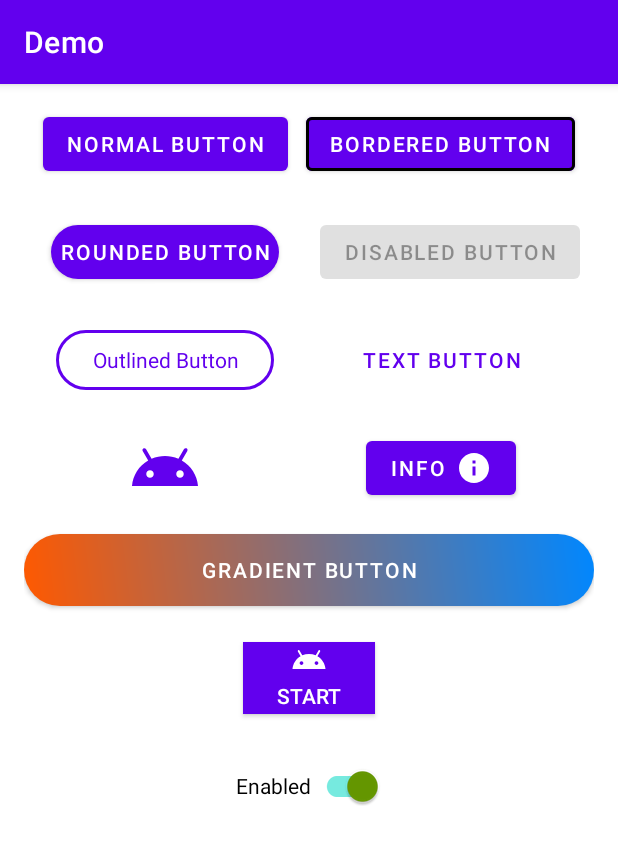
After one commit to Kruna1Pate1/simform-android, an Android app: the fragment ButtonFragment shown on its own in the app's theme, on a phone screen of 412 x 824 dp. The commit adds this screen. Shown: the top 844 px of the screen. Run offline under Robolectric (Android 15) with nearby library versions, the phone set to English and light mode, and no system bars.

Commit message:
Add: UI Components

```diff
--- /dev/null
+++ b/Demo/app/src/main/java/com/krunal/demo/uicomponents/ButtonFragment.kt
@@ -0,0 +1,57 @@
+package com.krunal.demo.uicomponents
+
+import android.os.Bundle
+import android.util.Log
+import android.view.LayoutInflater
+import android.view.View
+import android.view.View.OnClickListener
+import android.view.ViewGroup
+import android.widget.Button
+import android.widget.Toast
+import androidx.core.view.children
+import androidx.fragment.app.Fragment
+import com.google.android.material.button.MaterialButton
+import com.krunal.demo.R
+import com.krunal.demo.databinding.FragmentButtonBinding
+
+class ButtonFragment : Fragment(R.layout.fragment_button), OnClickListener {
+    private lateinit var binding: FragmentButtonBinding
+
+    override fun onCreateView(
+        inflater: LayoutInflater, container: ViewGroup?, savedInstanceState: Bundle?
+    ): View {
+        binding = FragmentButtonBinding.inflate(layoutInflater)
+        return binding.root
+    }
+
+    override fun onViewCreated(view: View, savedInstanceState: Bundle?) {
+        super.onViewCreated(view, savedInstanceState)
+        setupClickListener()
+    }
+
+    override fun onClick(view: View?) {
+        (view as? MaterialButton)?.let {
+            Toast.makeText(requireContext(), "${it.text} clicked", Toast.LENGTH_SHORT).show()
+        }
+    }
+
+    private fun setupClickListener() {
+
+        binding.btnNormal.setOnClickListener(this)
+        binding.btnBordered.setOnClickListener(this)
+        binding.appCompatButton.setOnClickListener(this)
+        binding.btnDisabled.setOnClickListener(this)
+        binding.btnOutlined.setOnClickListener(this)
+        binding.btnText.setOnClickListener(this)
+        binding.imgBtnImage.setOnClickListener(this)
+        binding.btnInfo.setOnClickListener(this)
+        binding.btnGradient.setOnClickListener(this)
+
+        binding.switchEnable.setOnCheckedChangeListener { btn, checked ->
+            binding.root.children
+                .filterNot { it == binding.switchEnable }
+                .forEach { it.isEnabled = checked }
+            btn.text = if (checked) getString(R.string.enabled_switch) else getString(R.string.disabled_switch)
+        }
+    }
+}
--- /dev/null
+++ b/Demo/app/src/main/res/drawable/gradient_button.xml
@@ -0,0 +1,9 @@
+<?xml version="1.0" encoding="utf-8"?>
+<shape xmlns:android="http://schemas.android.com/apk/res/android"
+    android:shape="rectangle">
+    <corners android:radius="40dp" />
+    <gradient
+        android:angle="45"
+        android:endColor="#0087FF"
+        android:startColor="#FF5900" />
+</shape>
--- /dev/null
+++ b/Demo/app/src/main/res/drawable/ic_android.xml
@@ -0,0 +1,5 @@
+<vector android:height="24dp" android:tint="#000000"
+    android:viewportHeight="24" android:viewportWidth="24"
+    android:width="24dp" xmlns:android="http://schemas.android.com/apk/res/android">
+    <path android:fillColor="@android:color/white" android:pathData="M17.6,9.48l1.84,-3.18c0.16,-0.31 0.04,-0.69 -0.26,-0.85c-0.29,-0.15 -0.65,-0.06 -0.83,0.22l-1.88,3.24c-2.86,-1.21 -6.08,-1.21 -8.94,0L5.65,5.67c-0.19,-0.29 -0.58,-0.38 -0.87,-0.2C4.5,5.65 4.41,6.01 4.56,6.3L6.4,9.48C3.3,11.25 1.28,14.44 1,18h22C22.72,14.44 20.7,11.25 17.6,9.48zM7,15.25c-0.69,0 -1.25,-0.56 -1.25,-1.25c0,-0.69 0.56,-1.25 1.25,-1.25S8.25,13.31 8.25,14C8.25,14.69 7.69,15.25 7,15.25zM17,15.25c-0.69,0 -1.25,-0.56 -1.25,-1.25c0,-0.69 0.56,-1.25 1.25,-1.25s1.25,0.56 1.25,1.25C18.25,14.69 17.69,15.25 17,15.25z"/>
+</vector>
--- /dev/null
+++ b/Demo/app/src/main/res/drawable/ic_check.xml
@@ -0,0 +1,5 @@
+<vector android:height="24dp" android:tint="#FFFFFF"
+    android:viewportHeight="24" android:viewportWidth="24"
+    android:width="24dp" xmlns:android="http://schemas.android.com/apk/res/android">
+    <path android:fillColor="@android:color/white" android:pathData="M9,16.17L4.83,12l-1.42,1.41L9,19 21,7l-1.41,-1.41z"/>
+</vector>
--- /dev/null
+++ b/Demo/app/src/main/res/drawable/ic_cross.xml
@@ -0,0 +1,5 @@
+<vector android:height="24dp" android:tint="#FFFFFF"
+    android:viewportHeight="24" android:viewportWidth="24"
+    android:width="24dp" xmlns:android="http://schemas.android.com/apk/res/android">
+    <path android:fillColor="@android:color/white" android:pathData="M19,6.41L17.59,5 12,10.59 6.41,5 5,6.41 10.59,12 5,17.59 6.41,19 12,13.41 17.59,19 19,17.59 13.41,12z"/>
+</vector>
--- /dev/null
+++ b/Demo/app/src/main/res/drawable/ic_info.xml
@@ -0,0 +1,5 @@
+<vector android:height="24dp" android:tint="#000000"
+    android:viewportHeight="24" android:viewportWidth="24"
+    android:width="24dp" xmlns:android="http://schemas.android.com/apk/res/android">
+    <path android:fillColor="@android:color/white" android:pathData="M12,2C6.48,2 2,6.48 2,12s4.48,10 10,10 10,-4.48 10,-10S17.52,2 12,2zM13,17h-2v-6h2v6zM13,9h-2L11,7h2v2z"/>
+</vector>
--- /dev/null
+++ b/Demo/app/src/main/res/layout/fragment_button.xml
@@ -0,0 +1,148 @@
+<?xml version="1.0" encoding="utf-8"?>
+<androidx.constraintlayout.widget.ConstraintLayout xmlns:android="http://schemas.android.com/apk/res/android"
+    xmlns:app="http://schemas.android.com/apk/res-auto"
+    xmlns:tools="http://schemas.android.com/tools"
+    android:id="@+id/btnFragment"
+    android:layout_width="match_parent"
+    android:layout_height="match_parent"
+    android:padding="16dp"
+    tools:context=".uicomponents.ButtonFragment">
+
+    <Button
+        android:id="@+id/btnNormal"
+        android:layout_width="wrap_content"
+        android:layout_height="wrap_content"
+        android:text="@string/btn_normal"
+        app:layout_constraintEnd_toStartOf="@id/btnBordered"
+        app:layout_constraintStart_toStartOf="parent"
+        app:layout_constraintTop_toTopOf="parent" />
+
+    <Button
+        android:id="@+id/btnBordered"
+        android:layout_width="wrap_content"
+        android:layout_height="wrap_content"
+        android:text="@string/btn_bordered"
+        android:textColor="@color/white"
+        app:layout_constraintEnd_toEndOf="parent"
+        app:layout_constraintStart_toEndOf="@+id/btnNormal"
+        app:layout_constraintTop_toTopOf="parent"
+        app:strokeColor="@color/black"
+        app:strokeWidth="2dp" />
+
+    <Button
+        android:id="@+id/appCompatButton"
+        android:layout_width="wrap_content"
+        android:layout_height="wrap_content"
+        android:layout_marginTop="24dp"
+        android:paddingHorizontal="6dp"
+        android:text="@string/rounded_button"
+        android:textColor="@color/white"
+        app:cornerRadius="40dp"
+        app:layout_constraintEnd_toEndOf="@+id/btnNormal"
+        app:layout_constraintStart_toStartOf="@id/btnNormal"
+        app:layout_constraintTop_toBottomOf="@id/btnNormal" />
+
+    <Button
+        android:id="@+id/btnDisabled"
+        android:layout_width="wrap_content"
+        android:layout_height="wrap_content"
+        android:layout_marginTop="24dp"
+        android:enabled="false"
+        android:text="@string/disabled_button"
+        app:layout_constraintEnd_toEndOf="parent"
+        app:layout_constraintStart_toStartOf="@+id/btnBordered"
+        app:layout_constraintTop_toBottomOf="@+id/btnBordered" />
+
+    <Button
+        android:id="@+id/btnOutlined"
+        style="@style/Widget.Material3.Button.OutlinedButton"
+        android:layout_width="wrap_content"
+        android:layout_height="wrap_content"
+        android:layout_marginTop="24dp"
+        android:text="@string/outlined_button"
+        android:textSize="14sp"
+        app:layout_constraintEnd_toEndOf="@+id/btnNormal"
+        app:layout_constraintStart_toStartOf="@+id/btnNormal"
+        app:layout_constraintTop_toBottomOf="@+id/appCompatButton"
+        app:strokeColor="?attr/colorPrimary"
+        app:strokeWidth="2dp" />
+
+    <Button
+        android:id="@+id/btnText"
+        android:layout_width="wrap_content"
+        android:layout_height="wrap_content"
+        android:layout_marginTop="24dp"
+        android:background="@android:color/transparent"
+        android:text="@string/text_button"
+        android:textColor="?attr/colorPrimary"
+        app:layout_constraintEnd_toEndOf="@+id/btnBordered"
+        app:layout_constraintStart_toStartOf="@+id/btnBordered"
+        app:layout_constraintTop_toBottomOf="@+id/btnDisabled" />
+
+    <ImageButton
+        android:id="@+id/imgBtnImage"
+        android:layout_width="48dp"
+        android:layout_height="48dp"
+        android:layout_marginTop="24dp"
+        android:background="@android:color/transparent"
+        android:contentDescription="@string/image_button"
+        android:scaleType="fitXY"
+        android:src="@drawable/ic_android"
+        app:layout_constraintEnd_toEndOf="@+id/btnNormal"
+        app:layout_constraintStart_toStartOf="@+id/btnNormal"
+        app:layout_constraintTop_toBottomOf="@+id/btnOutlined"
+        app:tint="?attr/colorPrimary" />
+
+    <Button
+        android:id="@+id/btnInfo"
+        android:layout_width="wrap_content"
+        android:layout_height="wrap_content"
+        android:layout_marginTop="24dp"
+        android:drawableEnd="@drawable/ic_info"
+        android:drawableTint="@color/white"
+        android:text="@string/info"
+        app:layout_constraintEnd_toEndOf="@+id/btnBordered"
+        app:layout_constraintStart_toStartOf="@+id/btnBordered"
+        app:layout_constraintTop_toBottomOf="@+id/btnText"
+        app:tint="@color/white" />
+
+    <com.google.android.material.button.MaterialButton
+        android:id="@+id/btnGradient"
+        android:layout_width="match_parent"
+        android:layout_height="wrap_content"
+        android:layout_marginTop="20dp"
+        android:background="@drawable/gradient_button"
+        android:text="@string/gradient_button"
+        app:backgroundTint="@null"
+        app:layout_constraintEnd_toEndOf="@+id/btnBordered"
+        app:layout_constraintStart_toStartOf="@+id/btnNormal"
+        app:layout_constraintTop_toBottomOf="@+id/imgBtnImage" />
+
+    <ToggleButton
+        android:id="@+id/toggleButton"
+        android:layout_width="wrap_content"
+        android:layout_height="wrap_content"
+        android:layout_marginTop="24dp"
+        android:background="?attr/colorPrimary"
+        android:checked="true"
+        android:drawableTop="@drawable/ic_android"
+        android:drawableTint="@color/white"
+        android:textColor="@color/white"
+        android:textOff="@string/stop"
+        android:textOn="@string/start"
+        app:layout_constraintEnd_toEndOf="parent"
+        app:layout_constraintStart_toStartOf="parent"
+        app:layout_constraintTop_toBottomOf="@id/btnGradient" />
+
+    <com.google.android.material.switchmaterial.SwitchMaterial
+        android:id="@+id/switchEnable"
+        android:layout_width="wrap_content"
+        android:layout_height="wrap_content"
+        android:layout_marginTop="24dp"
+        android:checked="true"
+        android:text="@string/enabled_switch"
+        app:layout_constraintEnd_toEndOf="parent"
+        app:layout_constraintStart_toStartOf="parent"
+        app:layout_constraintTop_toBottomOf="@+id/toggleButton"
+        app:thumbTint="@android:color/holo_green_dark" />
+</androidx.constraintlayout.widget.ConstraintLayout>
--- a/Demo/app/src/main/res/values/strings.xml
+++ b/Demo/app/src/main/res/values/strings.xml
@@ -1,4 +1,30 @@
 <resources>
     <string name="app_name">Demo</string>
     <string name="current_time">Current time: %1$s</string>
+    <string name="btn_normal">Normal Button</string>
+    <string name="btn_bordered">Bordered Button</string>
+    <!-- TODO: Remove or change this placeholder text -->
+    <string name="hello_blank_fragment">Hello blank fragment</string>
+    <string name="rounded_button">Rounded Button</string>
+    <string name="disabled_button">Disabled Button</string>
+    <string name="outlined_button">Outlined Button</string>
+    <string name="text_button">Text Button</string>
+    <string name="image_button">Image Button</string>
+    <string name="info">info</string>
+    <string name="gradient_button">Gradient Button</string>
+    <string name="short_toast">Short Toast</string>
+    <string name="long_toast">Long toast</string>
+    <string name="success_toast">Success Toast</string>
+    <string name="error_toast">Error Toast</string>
+    <string name="start">Start</string>
+    <string name="stop">Stop</string>
+    <string name="switch_button">Switch</string>
+    <string name="enabled_switch">Enabled</string>
+    <string name="disabled_switch">Disabled</string>
+    <string name="select_known_languages">Select known languages:</string>
+    <string name="english">English</string>
+    <string name="hindi">Hindi</string>
+    <string name="gujarati">Gujarati</string>
+    <string name="spanish">Spanish</string>
+    <string name="save_changes">Save Changes</string>
 </resources>
```
Also changed, not shown: Demo/app/src/main/AndroidManifest.xml (+9 -0 lines), Demo/app/src/main/java/com/krunal/demo/UIComponentsActivity.kt (added, +20 -0 lines), Demo/app/src/main/java/com/krunal/demo/uicomponents/CheckboxFragment.kt (added, +32 -0 lines), Demo/app/src/main/java/com/krunal/demo/uicomponents/ToastFragment.kt (added, +74 -0 lines), Demo/app/src/main/res/drawable/rounded_toast.xml (added, +11 -0 lines), Demo/app/src/main/res/layout/activity_uicomponents.xml (added, +18 -0 lines), Demo/app/src/main/res/layout/custom_toast.xml (added, +23 -0 lines), Demo/app/src/main/res/layout/fragment_checkbox.xml (added, +55 -0 lines), Demo/app/src/main/res/layout/fragment_toast.xml (added, +35 -0 lines).
